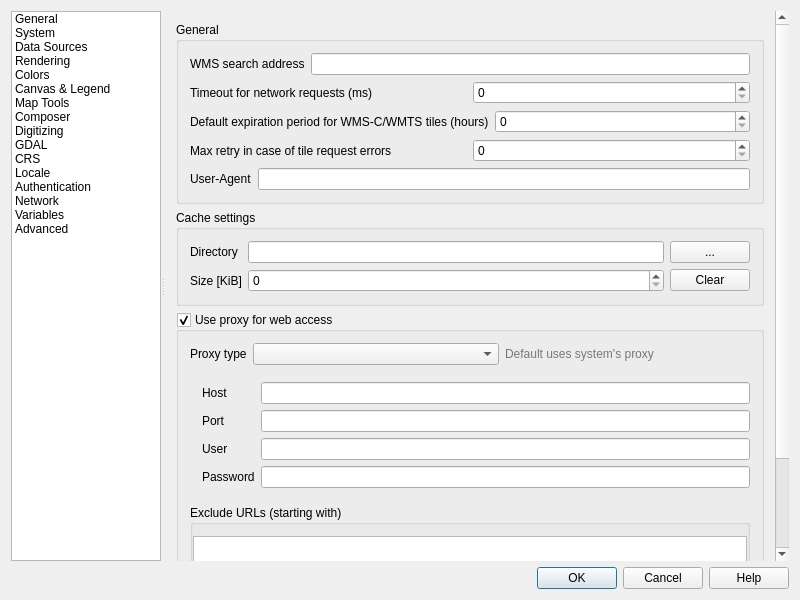
carsmie/QGIS, file src/ui/qgsoptionsbase.ui: the form before one commit.
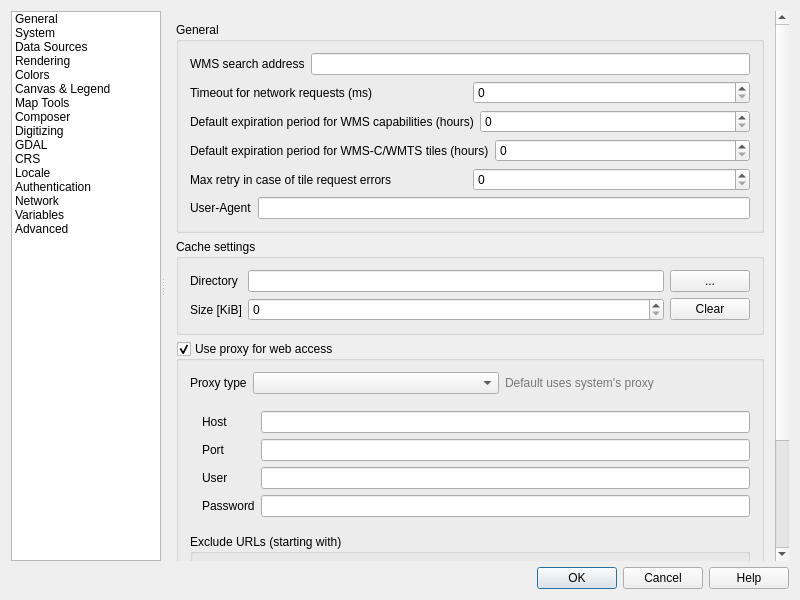
The form after the commit. The open tabs and pages were chosen to show the change. Icons and pictures are not drawn. Custom widgets are drawn as their Qt base class.

Patch:
```diff
--- a/src/ui/qgsoptionsbase.ui
+++ b/src/ui/qgsoptionsbase.ui
@@ -4440,6 +4440,24 @@
                     </item>
                    </layout>
                   </item>
+                  <item>
+                   <layout class="QHBoxLayout" name="horizontalLayout_40">
+                    <item>
+                     <widget class="QLabel" name="label_45">
+                      <property name="text">
+                       <string>Default expiration period for WMS capabilities (hours)</string>
+                      </property>
+                     </widget>
+                    </item>
+                    <item>
+                     <widget class="QSpinBox" name="mDefaultCapabilitiesExpirySpinBox">
+                      <property name="maximum">
+                       <number>100000000</number>
+                      </property>
+                     </widget>
+                    </item>
+                   </layout>
+                  </item>
                   <item>
                    <layout class="QHBoxLayout" name="horizontalLayout_17">
                     <item>
```
